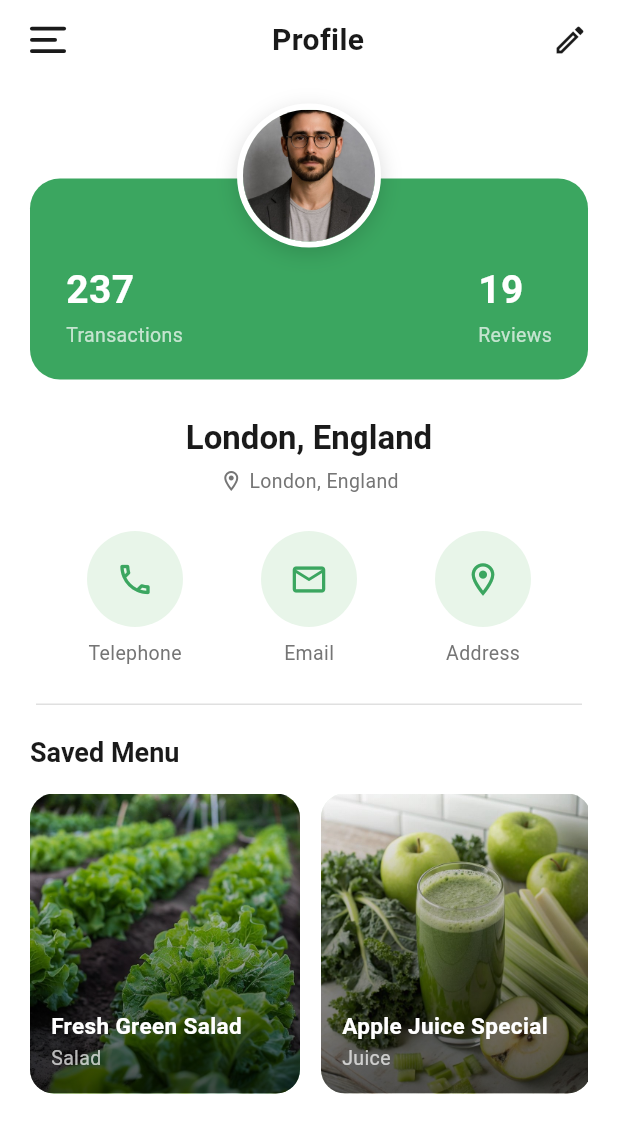
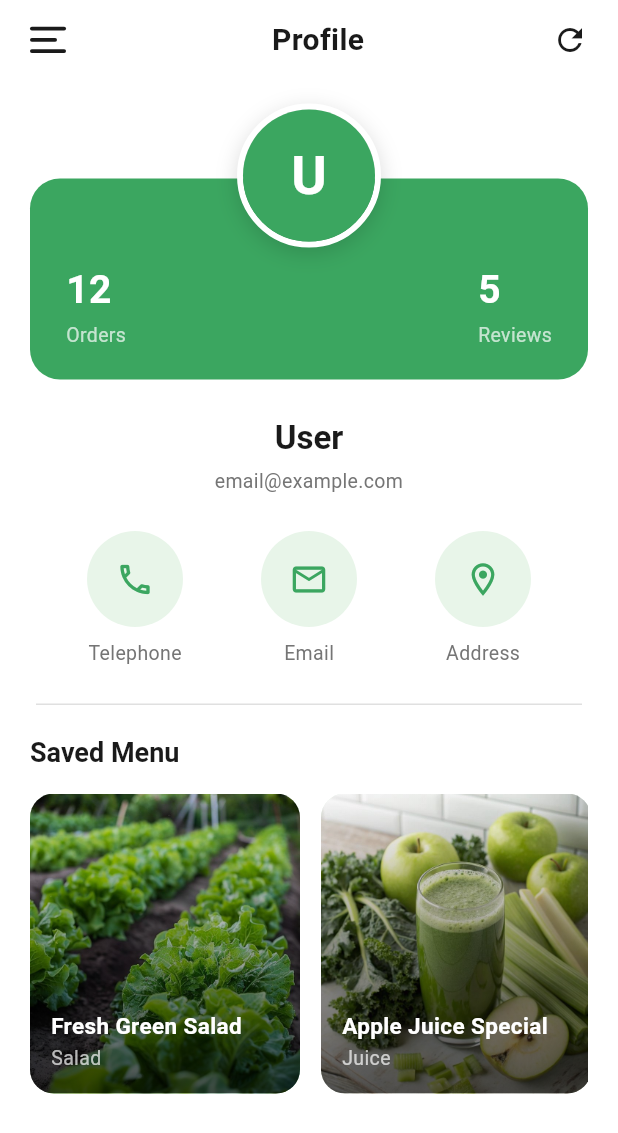
Before and after one commit to hikaamTYZ1234/Project-Sayur, a Flutter app: the ProfileScreen screen opened by its route, on a phone screen of 412 x 824 dp. Shown: the top 1133 px of the screen. Run offline on Flutter 3.47's test engine with Material 3 defaults, Android fonts, the phone set to English and light mode, and no system bars; our stand-ins replace shared_preferences; accounts and stored records are empty; network calls fail.

Commit message:
feat: Fix order detail parsing, integrate profile with database, add comprehensive README

```diff
--- a/frontend/lib/features/auth/screens/login_screen.dart
+++ b/frontend/lib/features/auth/screens/login_screen.dart
@@ -166,6 +166,10 @@ class _LoginScreenState extends State<LoginScreen> {
 
                       if (result['token'] != null) {
                         await ApiService.saveToken(result['token']);
+                        // Simpan data user jika ada
+                        if (result['user'] != null) {
+                          await ApiService.saveUserData(result['user']);
+                        }
                         Navigator.pushReplacementNamed(context, '/home');
                       } else {
                         ScaffoldMessenger.of(context).showSnackBar(
--- a/frontend/lib/features/auth/screens/register_screen.dart
+++ b/frontend/lib/features/auth/screens/register_screen.dart
@@ -208,11 +208,15 @@ class _RegisterScreenState extends State<RegisterScreen> {
                     }
 
                     // Email format validation
-                    final emailRegex = RegExp(r'^[\w-\.]+@([\w-]+\.)+[\w-]{2,4}$');
+                    final emailRegex = RegExp(
+                      r'^[\w-\.]+@([\w-]+\.)+[\w-]{2,4}$',
+                    );
                     if (!emailRegex.hasMatch(_emailController.text)) {
                       ScaffoldMessenger.of(context).showSnackBar(
                         const SnackBar(
-                          content: Text('Format email tidak valid (gunakan titik, bukan koma)'),
+                          content: Text(
+                            'Format email tidak valid (gunakan titik, bukan koma)',
+                          ),
                         ),
                       );
                       return;
@@ -231,6 +235,11 @@ class _RegisterScreenState extends State<RegisterScreen> {
 
                       if (result['token'] != null) {
                         if (mounted) {
+                          // Simpan token dan user data
+                          await ApiService.saveToken(result['token']);
+                          if (result['user'] != null) {
+                            await ApiService.saveUserData(result['user']);
+                          }
                           scaffoldMessenger.showSnackBar(
                             const SnackBar(
                               content: Text(
--- a/frontend/lib/features/profile/screens/profile_screen.dart
+++ b/frontend/lib/features/profile/screens/profile_screen.dart
@@ -2,15 +2,38 @@ import 'package:flutter/material.dart';
 import 'package:provider/provider.dart';
 import '../../../theme/app_colors.dart';
 import '../../../theme/theme_provider.dart';
+import '../../../services/api_service.dart';
 
 // Import file drawer buatan teman Mas
 import '../../main_menu/screens/main_menu_drawer.dart';
 
-class ProfileScreen extends StatelessWidget {
+class ProfileScreen extends StatefulWidget {
   const ProfileScreen({super.key});
 
+  @override
+  State<ProfileScreen> createState() => _ProfileScreenState();
+}
+
+class _ProfileScreenState extends State<ProfileScreen> {
   // Warna hijau khusus disesuaikan dengan tema aplikasi "Sayur"
   static const Color _sayurGreen = Color(0xFF3BA660);
+
+  late Future<Map<String, dynamic>?> _userDataFuture;
+
+  @override
+  void initState() {
+    super.initState();
+    _userDataFuture = ApiService.getUserData();
+  }
+
+  void _refreshUserData() {
+    setState(() {
+      _userDataFuture = ApiService.getMe().then(
+        (data) => data,
+        onError: (_) => ApiService.getUserData(),
+      );
+    });
+  }
 
   @override
   Widget build(BuildContext context) {
@@ -47,32 +70,52 @@ class ProfileScreen extends StatelessWidget {
       // activeIndex: 3 karena Profile ada di index ke-3 pada menu
       drawer: const MainMenuDrawer(activeIndex: 3),
 
-      body: SafeArea(
+      body: FutureBuilder<Map<String, dynamic>?>(
+        future: _userDataFuture,
+        builder: (context, snapshot) {
+          final userData = snapshot.data ?? {};
+          final userName = userData['name'] as String? ?? 'User';
+          final userEmail = userData['email'] as String? ?? 'email@example.com';
+
+          return SafeArea(
             child: SingleChildScrollView(
               child: Column(
                 crossAxisAlignment: CrossAxisAlignment.start,
                 children: [
-              _buildAppBar(textPrimary),
+                  _buildAppBar(textPrimary, isDark, () => _refreshUserData()),
                   const SizedBox(height: 16),
-              _buildProfileHeader(primaryGreen, avatarBorder),
+                  _buildProfileHeader(primaryGreen, avatarBorder, userName),
                   const SizedBox(height: 24),
-              _buildUserInfo(textTheme, textPrimary, textSecondary),
+                  _buildUserInfo(
+                    textTheme,
+                    textPrimary,
+                    textSecondary,
+                    userName,
+                    userEmail,
+                  ),
                   const SizedBox(height: 24),
                   _buildContactIcons(iconBg, primaryGreen, textSecondary),
                   const SizedBox(height: 24),
-              Divider(color: divider, thickness: 1, indent: 24, endIndent: 24),
+                  Divider(
+                    color: divider,
+                    thickness: 1,
+                    indent: 24,
+                    endIndent: 24,
+                  ),
                   const SizedBox(height: 20),
                   _buildSavedMenu(context, textPrimary, isDark, primaryGreen),
                   const SizedBox(height: 32),
                 ],
               ),
             ),
+          );
+        },
       ),
     );
   }
 
   // ── App Bar ──────────────────────────────────────────────────────────────
-  Widget _buildAppBar(Color textColor) {
+  Widget _buildAppBar(Color textColor, bool isDark, VoidCallback onRefresh) {
     return Padding(
       padding: const EdgeInsets.symmetric(horizontal: 20, vertical: 12),
       child: Row(
@@ -116,10 +159,10 @@ class ProfileScreen extends StatelessWidget {
             ),
           ),
 
-          // Edit Icon (Kanan)
+          // Refresh Icon (Kanan)
           GestureDetector(
-            onTap: () {},
-            child: Icon(Icons.edit_outlined, color: textColor, size: 24),
+            onTap: onRefresh,
+            child: Icon(Icons.refresh_outlined, color: textColor, size: 24),
           ),
         ],
       ),
@@ -138,7 +181,11 @@ class ProfileScreen extends StatelessWidget {
   }
 
   // ── Profile Header Card ──────────────────────────────────────────────────
-  Widget _buildProfileHeader(Color primaryGreen, Color avatarBorder) {
+  Widget _buildProfileHeader(
+    Color primaryGreen,
+    Color avatarBorder,
+    String userName,
+  ) {
     return Padding(
       padding: const EdgeInsets.symmetric(horizontal: 20),
       child: Stack(
@@ -162,8 +209,8 @@ class ProfileScreen extends StatelessWidget {
               child: Row(
                 mainAxisAlignment: MainAxisAlignment.spaceBetween,
                 children: [
-                  _buildStatColumn('237', 'Transactions'),
-                  _buildStatColumn('19', 'Reviews'),
+                  _buildStatColumn('12', 'Orders'),
+                  _buildStatColumn('5', 'Reviews'),
                 ],
               ),
             ),
@@ -184,9 +231,17 @@ class ProfileScreen extends StatelessWidget {
                 ),
               ],
             ),
-            child: const CircleAvatar(
+            child: CircleAvatar(
               radius: 44,
-              backgroundImage: AssetImage('assets/avatar.png'),
+              backgroundColor: _sayurGreen,
+              child: Text(
+                userName.isNotEmpty ? userName[0].toUpperCase() : 'U',
+                style: const TextStyle(
+                  fontSize: 36,
+                  fontWeight: FontWeight.bold,
+                  color: Colors.white,
+                ),
+              ),
             ),
           ),
         ],
@@ -220,29 +275,27 @@ class ProfileScreen extends StatelessWidget {
     TextTheme textTheme,
     Color textPrimary,
     Color textSecondary,
+    String userName,
+    String userEmail,
   ) {
     return Center(
       child: Column(
+        crossAxisAlignment: CrossAxisAlignment.center,
         children: [
           Text(
-            'London, England',
+            userName,
             style: textTheme.headlineMedium?.copyWith(
               color: textPrimary,
               fontWeight: FontWeight.bold,
               fontSize: 22,
             ),
+            textAlign: TextAlign.center,
           ),
           const SizedBox(height: 6),
-          Row(
-            mainAxisAlignment: MainAxisAlignment.center,
-            children: [
-              Icon(Icons.location_on_outlined, size: 16, color: textSecondary),
-              const SizedBox(width: 4),
           Text(
-                'London, England',
+            userEmail,
             style: textTheme.bodyMedium?.copyWith(color: textSecondary),
-              ),
-            ],
+            textAlign: TextAlign.center,
           ),
         ],
       ),
```
Also changed, not shown: frontend/lib/features/food/screens/detail_location_screen.dart (+201 -58 lines), frontend/lib/features/food/screens/orders_screen.dart (+21 -8 lines), frontend/lib/services/api_service.dart (+50 -0 lines), 1 other file. Lines whose indentation alone changed are shown as unchanged.
